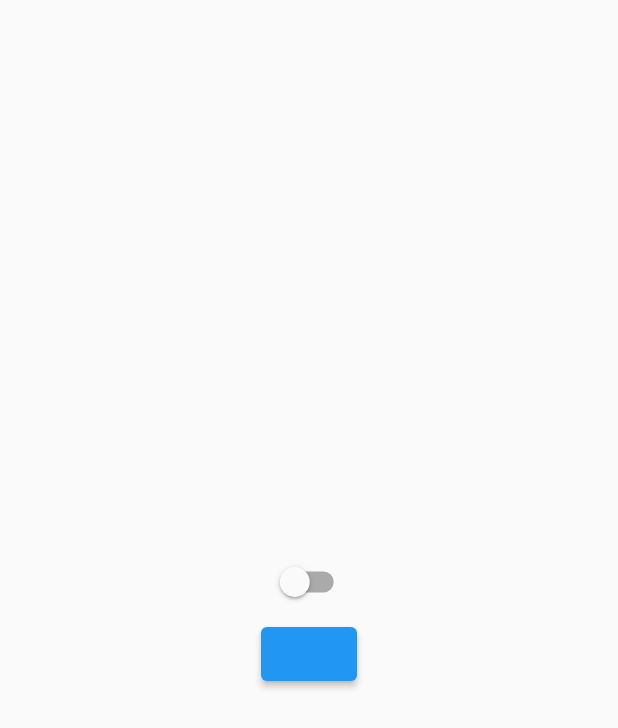
After one commit to AQtala/Smart-Spoon, a Flutter app: the MainScreen screen opened directly, on a phone screen of 412 x 824 dp. The commit adds this screen. Shown: the top 728 px of the screen. Run offline on Flutter 3.47's test engine with Material 2 defaults, Android fonts, the phone set to English and light mode, and no system bars; our stand-ins replace lottie.

Commit message:
Added Dark Theme to the Application

```diff
--- /dev/null
+++ b/Frontend/smart_spoon_app/lib/controllers/ThemeController/theme_constants.dart
@@ -0,0 +1,5 @@
+import 'package:flutter/material.dart';
+
+ThemeData lightTheme = ThemeData(brightness: Brightness.light);
+
+ThemeData darkTheme = ThemeData(brightness: Brightness.dark);
--- /dev/null
+++ b/Frontend/smart_spoon_app/lib/controllers/ThemeController/theme_manager.dart
@@ -0,0 +1,12 @@
+import 'package:flutter/material.dart';
+
+class ThemeManager extends ChangeNotifier {
+  ThemeMode _themeMode = ThemeMode.light;
+
+  get themeMode => _themeMode;
+
+  toggleTheme(bool isDark) {
+    _themeMode = isDark ? ThemeMode.dark : ThemeMode.light;
+    notifyListeners();
+  }
+}
--- /dev/null
+++ b/Frontend/smart_spoon_app/lib/views/screens/main_screen.dart
@@ -0,0 +1,42 @@
+import 'package:flutter/material.dart';
+import 'package:provider/provider.dart';
+import 'package:smart_spoon_app/controllers/ThemeController/theme_manager.dart';
+import 'package:smart_spoon_app/views/screens/add_device_screen.dart';
+
+class MainScreen extends StatelessWidget {
+  static String name = "/mainScreen";
+  MainScreen({Key? key}) : super(key: key);
+  final GlobalKey<ScaffoldState> _scaffoldKey = GlobalKey<ScaffoldState>();
+
+  @override
+  Widget build(BuildContext context) {
+    ThemeManager _themeManager = Provider.of<ThemeManager>(context);
+
+    return Scaffold(
+      key: _scaffoldKey,
+      body: Stack(
+        children: [
+          Center(
+            child: Column(
+              mainAxisAlignment: MainAxisAlignment.center,
+              children: [
+                Switch(
+                  value:
+                      _themeManager.themeMode == ThemeMode.light ? false : true,
+                  onChanged: (newValue) => {
+                    _themeManager.toggleTheme(newValue),
+                  },
+                ),
+                ElevatedButton(
+                  onPressed: () =>
+                      {Navigator.of(context).pushNamed(AddDeviceScreen.name)},
+                  child: null,
+                ),
+              ],
+            ),
+          ),
+        ],
+      ),
+    );
+  }
+}
--- a/Frontend/smart_spoon_app/pubspec.yaml
+++ b/Frontend/smart_spoon_app/pubspec.yaml
@@ -29,6 +29,7 @@ environment:
 dependencies:
   flutter:
     sdk: flutter
+  provider: ^6.0.3
   lottie: ^1.4.2
 
 
```
Also changed, not shown: Frontend/smart_spoon_app/lib/main.dart (+39 -9 lines), Frontend/smart_spoon_app/lib/models/menu_state.dart (added, +27 -0 lines), Frontend/smart_spoon_app/lib/views/screens/add_device_screen.dart (renamed from Frontend/smart_spoon_app/lib/views/screens/login_screen.dart, +5 -4 lines), Frontend/smart_spoon_app/lib/views/widgets/login_widgets/add_device_form_widget.dart (renamed from Frontend/smart_spoon_app/lib/views/widgets/login_widgets/login_form_widget.dart, +4 -4 lines), Frontend/smart_spoon_app/pubspec.lock.
